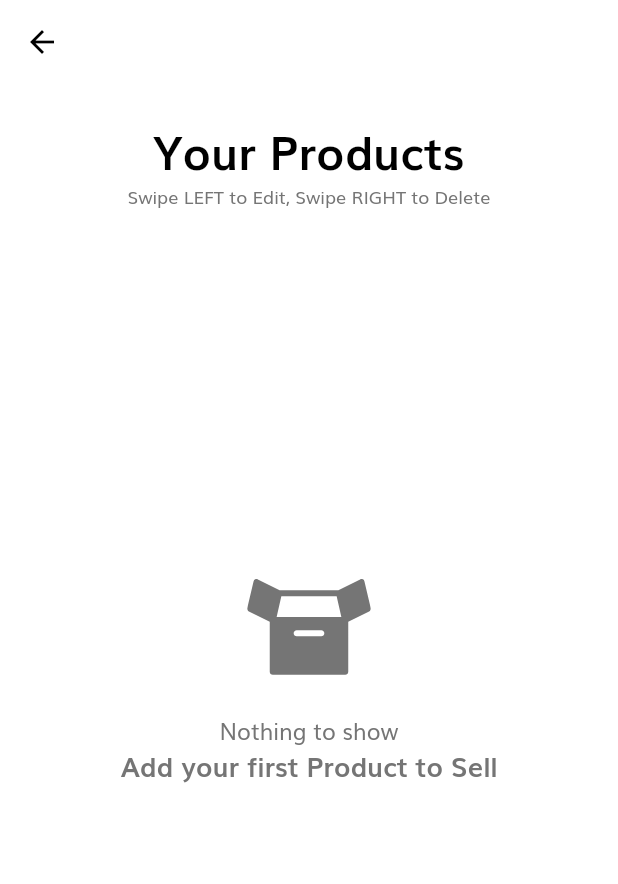
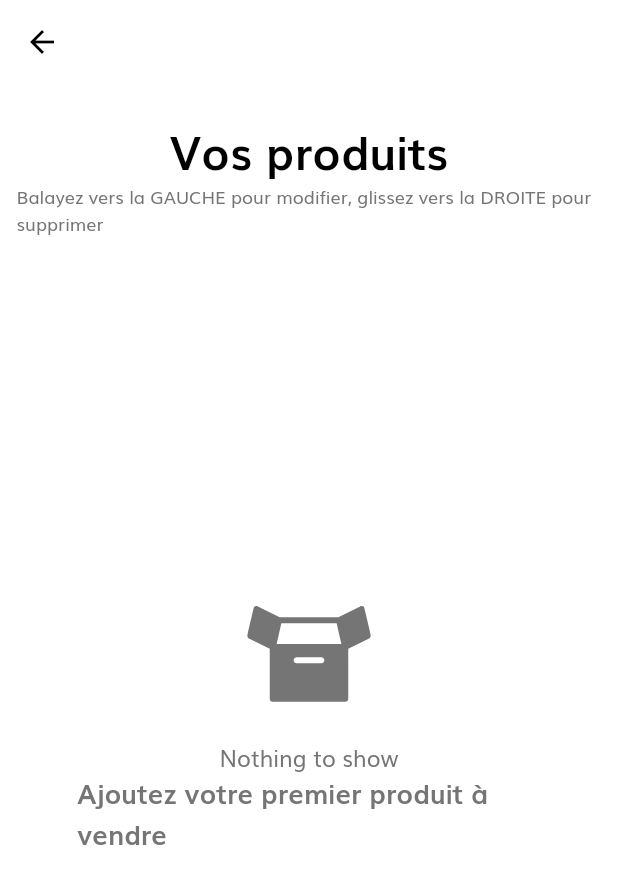
Before and after one commit to noucharles/mobile-shop-games, a Flutter app: the MyProductsScreen screen opened directly, on a phone screen of 412 x 824 dp. Shown: the top 884 px of the screen. Run offline on Flutter 3.47's test engine with Material 2 defaults, Android fonts, the phone set to English and light mode, and no system bars; our stand-ins replace cloud_firestore, firebase_auth, firebase_core, firebase_storage, flutter_rating_bar, flutter_svg and 5 more; missing offline and left inert: enum_to_string, future_progress_dialog, pinch_zoom_image_updated, swipedetector; accounts and stored records are empty; network calls fail.

Commit message:
traduction fr my_orders & my_products

```diff
--- a/lib/screens/my_orders/components/body.dart
+++ b/lib/screens/my_orders/components/body.dart
@@ -51,7 +51,7 @@ class _BodyState extends State<Body> {
                 children: [
                   SizedBox(height: getProportionateScreenHeight(10)),
                   Text(
-                    "Your Orders",
+                    "Vos commandes",
                     style: headingStyle,
                   ),
                   SizedBox(height: getProportionateScreenHeight(20)),
@@ -83,7 +83,7 @@ class _BodyState extends State<Body> {
             return Center(
               child: NothingToShowContainer(
                 iconPath: "assets/icons/empty_bag.svg",
-                secondaryMessage: "Order something to show here",
+                secondaryMessage: "Commandez quelque chose à montrer ici",
               ),
             );
           }
@@ -125,8 +125,8 @@ class _BodyState extends State<Body> {
         return Center(
           child: NothingToShowContainer(
             iconPath: "assets/icons/network_error.svg",
-            primaryMessage: "Something went wrong",
-            secondaryMessage: "Unable to connect to Database",
+            primaryMessage: "Un problème est survenu",
+            secondaryMessage: "Impossible de se connecter à la base de données",
           ),
         );
       },
@@ -159,7 +159,7 @@ class _BodyState extends State<Body> {
                   ),
                   child: Text.rich(
                     TextSpan(
-                      text: "Ordered on:  ",
+                      text: "Commandé le:  ",
                       style: TextStyle(
                         color: Colors.black,
                         fontSize: 12,
@@ -253,9 +253,9 @@ class _BodyState extends State<Body> {
                               .addProductReview(product.id, result);
                           if (reviewAdded == true) {
                             snackbarMessage =
-                                "Product review added successfully";
+                                "Avis sur le produit ajouté avec succès";
                           } else {
-                            throw "Coulnd't add product review due to unknown reason";
+                            throw "Pas d'ajout d'avis sur le produit pour une raison inconnue";
                           }
                         } on FirebaseException catch (e) {
                           Logger().w("Firebase Exception: $e");
@@ -275,7 +275,7 @@ class _BodyState extends State<Body> {
                       await refreshPage();
                     },
                     child: Text(
-                      "Give Product Review",
+                      "Donnez votre avis sur le produit",
                       style: TextStyle(
                         color: Colors.white,
                         fontWeight: FontWeight.w600,
--- a/lib/screens/my_orders/components/product_review_dialog.dart
+++ b/lib/screens/my_orders/components/product_review_dialog.dart
@@ -43,7 +43,7 @@ class ProductReviewDialog extends StatelessWidget {
           child: TextFormField(
             initialValue: review.feedback,
             decoration: InputDecoration(
-              hintText: "Feedback of Product",
+              hintText: "Feedback sur le produit",
               labelText: "Feedback (optional)",
               floatingLabelBehavior: FloatingLabelBehavior.always,
             ),
@@ -57,7 +57,7 @@ class ProductReviewDialog extends StatelessWidget {
         SizedBox(height: getProportionateScreenHeight(10)),
         Center(
           child: DefaultButton(
-            text: "Submit",
+            text: "Soumettre",
             press: () {
               Navigator.pop(context, review);
             },
--- a/lib/screens/my_products/components/body.dart
+++ b/lib/screens/my_products/components/body.dart
@@ -50,9 +50,9 @@ class _BodyState extends State<Body> {
               child: Column(
                 children: [
                   SizedBox(height: getProportionateScreenHeight(20)),
-                  Text("Your Products", style: headingStyle),
+                  Text("Vos produits", style: headingStyle),
                   Text(
-                    "Swipe LEFT to Edit, Swipe RIGHT to Delete",
+                    "Balayez vers la GAUCHE pour modifier, glissez vers la DROITE pour supprimer",
                     style: TextStyle(fontSize: 12),
                   ),
                   SizedBox(height: getProportionateScreenHeight(30)),
@@ -67,7 +67,7 @@ class _BodyState extends State<Body> {
                             return Center(
                               child: NothingToShowContainer(
                                 secondaryMessage:
-                                    "Add your first Product to Sell",
+                                    "Ajoutez votre premier produit à vendre",
                               ),
                             );
                           }
@@ -90,8 +90,8 @@ class _BodyState extends State<Body> {
                         return Center(
                           child: NothingToShowContainer(
                             iconPath: "assets/icons/network_error.svg",
-                            primaryMessage: "Something went wrong",
-                            secondaryMessage: "Unable to connect to Database",
+                            primaryMessage: "Un problème est survenu",
+                            secondaryMessage: "Impossible de se connecter à la base de données",
                           ),
                         );
                       },
@@ -165,7 +165,7 @@ class _BodyState extends State<Body> {
       confirmDismiss: (direction) async {
         if (direction == DismissDirection.startToEnd) {
           final confirmation = await showConfirmationDialog(
-              context, "Are you sure to Delete Product?");
+              context, "Êtes-vous sûr de vouloir supprimer le produit ?");
           if (confirmation) {
             for (int i = 0; i < product.images.length; i++) {
               String path =
@@ -178,7 +178,7 @@ class _BodyState extends State<Body> {
                   return FutureProgressDialog(
                     deletionFuture,
                     message: Text(
-                        "Deleting Product Images ${i + 1}/${product.images.length}"),
+                        "Suppression d'images du produit ${i + 1}/${product.images.length}"),
                   );
                 },
               );
@@ -194,18 +194,18 @@ class _BodyState extends State<Body> {
                 builder: (context) {
                   return FutureProgressDialog(
                     deleteProductFuture,
-                    message: Text("Deleting Product"),
+                    message: Text("Suppression du produit"),
                   );
                 },
               );
               if (productInfoDeleted == true) {
-                snackbarMessage = "Product deleted successfully";
+                snackbarMessage = "Produit supprimé avec succès";
               } else {
-                throw "Coulnd't delete product, please retry";
+                throw "Impossible de supprimer le produit, veuillez réessayer";
               }
             } on FirebaseException catch (e) {
               Logger().w("Firebase Exception: $e");
-              snackbarMessage = "Something went wrong";
+              snackbarMessage = "Un problème est survenu";
             } catch (e) {
               Logger().w("Unknown Exception: $e");
               snackbarMessage = e.toString();
@@ -222,7 +222,7 @@ class _BodyState extends State<Body> {
           return confirmation;
         } else if (direction == DismissDirection.endToStart) {
           final confirmation = await showConfirmationDialog(
-              context, "Are you sure to Edit Product?");
+              context, "Êtes-vous sûr de vouloir éditer ce produit ?");
           if (confirmation) {
             await Navigator.push(
               context,
@@ -261,7 +261,7 @@ class _BodyState extends State<Body> {
           ),
           SizedBox(width: 4),
           Text(
-            "Edit",
+            "Éditer",
             style: TextStyle(
               color: Colors.white,
               fontWeight: FontWeight.bold,
@@ -285,7 +285,7 @@ class _BodyState extends State<Body> {
         mainAxisAlignment: MainAxisAlignment.start,
         children: [
           Text(
-            "Delete",
+            "Supprimer",
             style: TextStyle(
               color: Colors.white,
               fontWeight: FontWeight.bold,
```
